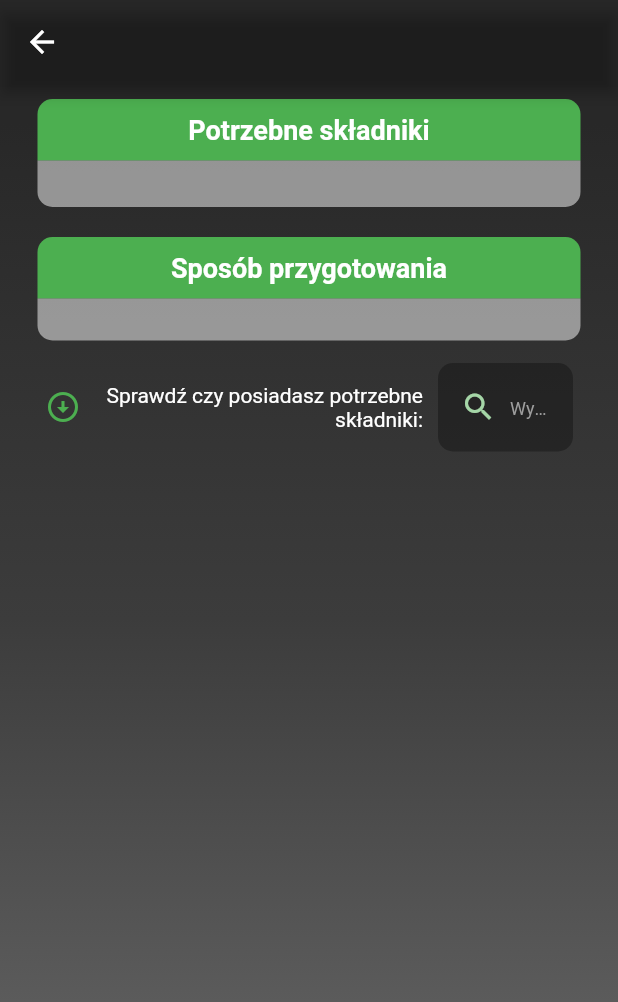
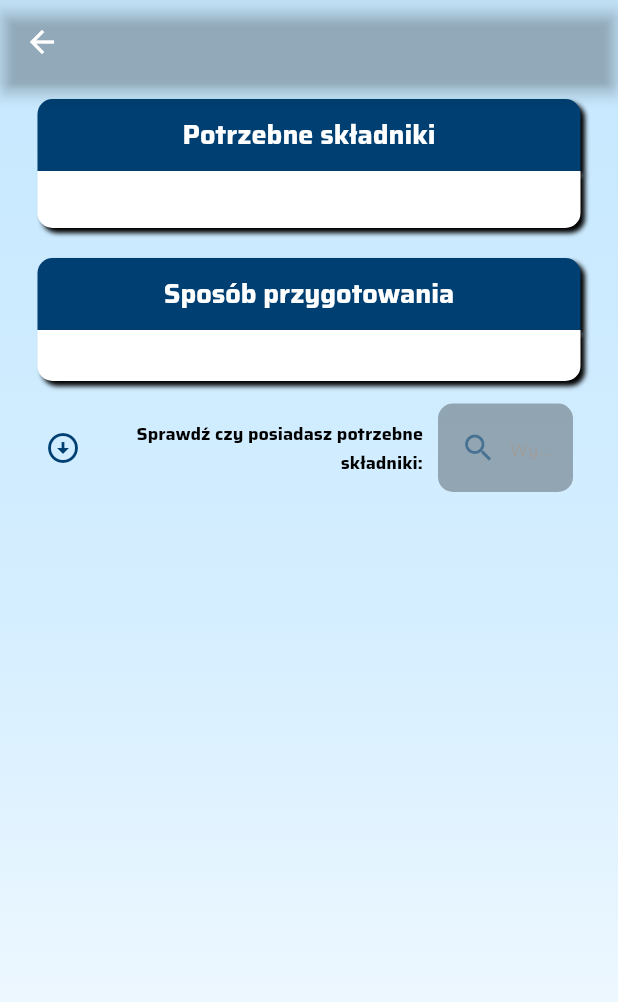
Before and after one commit to sebastiangirsza/ShopListApp, a Flutter app: the RecipeDatails screen opened directly with empty values, on a phone screen of 412 x 824 dp. Shown: the top 1002 px of the screen. Run offline on Flutter 3.47's test engine with Material 2 defaults, Android fonts, the phone set to English and light mode, and no system bars; our stand-ins replace cloud_firestore, file_picker, firebase_auth, firebase_core, firebase_storage, flutter_bloc and 3 more; accounts and stored records are empty.

```diff
--- a/lib/app/home/pages/recipes/pages/recipe_details/recipe_details.dart
+++ b/lib/app/home/pages/recipes/pages/recipe_details/recipe_details.dart
@@ -20,7 +20,6 @@ class RecipeDatails extends StatefulWidget {
 }
 
 class _RecipeDatailsState extends State<RecipeDatails> {
-  // final storage = Storage();
   String searchKey = '';
   @override
   Widget build(BuildContext context) {
@@ -31,10 +30,10 @@ class _RecipeDatailsState extends State<RecipeDatails> {
           end: Alignment.bottomCenter,
           stops: [0.1, 0.5, 0.7, 0.9],
           colors: [
-            Color.fromARGB(255, 40, 40, 40),
-            Color.fromARGB(255, 60, 60, 60),
-            Color.fromARGB(255, 80, 80, 80),
-            Color.fromARGB(255, 100, 100, 100),
+            Color.fromARGB(255, 200, 233, 255),
+            Color.fromARGB(255, 213, 238, 255),
+            Color.fromARGB(255, 228, 244, 255),
+            Color.fromARGB(255, 244, 250, 255),
           ],
         ),
       ),
@@ -57,32 +56,46 @@ class _RecipeDatailsState extends State<RecipeDatails> {
                   borderRadius: BorderRadius.only(
                       topLeft: Radius.circular(10),
                       topRight: Radius.circular(10)),
-                  color: Colors.green,
+                  color: Color.fromARGB(255, 0, 63, 114),
+                  boxShadow: <BoxShadow>[
+                    BoxShadow(
+                      color: Colors.black,
+                      blurRadius: 2,
+                      offset: Offset(3, 3),
+                    )
+                  ],
                 ),
                 margin: const EdgeInsets.only(left: 10, right: 10, top: 10),
                 padding:
                     const EdgeInsets.symmetric(horizontal: 25, vertical: 10),
-                child: const Center(
+                child: Center(
                   child: Text('Potrzebne składniki',
-                      style: TextStyle(
+                      style: GoogleFonts.getFont('Saira',
                           color: Colors.white,
                           fontSize: 18,
                           fontWeight: FontWeight.bold)),
                 ),
               ),
               Container(
-                decoration: BoxDecoration(
-                  borderRadius: const BorderRadius.only(
+                decoration: const BoxDecoration(
+                  borderRadius: BorderRadius.only(
                       bottomLeft: Radius.circular(10),
                       bottomRight: Radius.circular(10)),
-                  color: Colors.white.withOpacity(0.5),
+                  color: Colors.white,
+                  boxShadow: <BoxShadow>[
+                    BoxShadow(
+                      color: Colors.black,
+                      blurRadius: 2,
+                      offset: Offset(3, 3),
+                    )
+                  ],
                 ),
                 margin: const EdgeInsets.only(left: 10, right: 10, bottom: 10),
                 padding:
                     const EdgeInsets.symmetric(horizontal: 25, vertical: 5),
                 child: Text(widget.recipesModel.recipesProductName,
-                    style: const TextStyle(
-                        color: Colors.white,
+                    style: GoogleFonts.getFont('Saira',
+                        color: Colors.black,
                         fontSize: 18,
                         fontWeight: FontWeight.bold)),
               ),
@@ -91,33 +104,47 @@ class _RecipeDatailsState extends State<RecipeDatails> {
                   borderRadius: BorderRadius.only(
                       topLeft: Radius.circular(10),
                       topRight: Radius.circular(10)),
-                  color: Colors.green,
+                  color: Color.fromARGB(255, 0, 63, 114),
+                  boxShadow: <BoxShadow>[
+                    BoxShadow(
+                      color: Colors.black,
+                      blurRadius: 2,
+                      offset: Offset(3, 3),
+                    )
+                  ],
                 ),
                 margin: const EdgeInsets.only(left: 10, right: 10, top: 10),
                 padding:
                     const EdgeInsets.symmetric(horizontal: 25, vertical: 10),
-                child: const Center(
+                child: Center(
                   child: Text('Sposób przygotowania',
-                      style: TextStyle(
+                      style: GoogleFonts.getFont('Saira',
                           color: Colors.white,
                           fontSize: 18,
                           fontWeight: FontWeight.bold)),
                 ),
               ),
               Container(
-                decoration: BoxDecoration(
-                  borderRadius: const BorderRadius.only(
+                decoration: const BoxDecoration(
+                  borderRadius: BorderRadius.only(
                       bottomLeft: Radius.circular(10),
                       bottomRight: Radius.circular(10)),
-                  color: Colors.white.withOpacity(0.5),
+                  color: Colors.white,
+                  boxShadow: <BoxShadow>[
+                    BoxShadow(
+                      color: Colors.black,
+                      blurRadius: 2,
+                      offset: Offset(3, 3),
+                    )
+                  ],
                 ),
                 margin: const EdgeInsets.only(left: 10, right: 10, bottom: 10),
                 padding:
                     const EdgeInsets.symmetric(horizontal: 15, vertical: 5),
                 child: Text(widget.recipesModel.recipesMakeing,
                     textAlign: TextAlign.justify,
-                    style: const TextStyle(
-                        color: Colors.white,
+                    style: GoogleFonts.getFont('Saira',
+                        color: Colors.black,
                         fontSize: 15,
                         fontWeight: FontWeight.bold)),
               ),
@@ -129,16 +156,20 @@ class _RecipeDatailsState extends State<RecipeDatails> {
                   children: [
                     const Icon(
                       Icons.arrow_circle_down_outlined,
-                      color: Colors.green,
+                      color: Color.fromARGB(255, 0, 63, 114),
                     ),
                     Flexible(
                       flex: 1,
                       child: Row(
                         mainAxisAlignment: MainAxisAlignment.spaceBetween,
                         children: [
-                          const Flexible(
+                          Flexible(
                             child: Text(
                               'Sprawdź czy posiadasz potrzebne składniki:',
+                              style: GoogleFonts.getFont('Saira',
+                                  fontSize: 12,
+                                  color: Colors.black,
+                                  fontWeight: FontWeight.bold),
                               textAlign: TextAlign.end,
                             ),
                           ),
@@ -156,14 +187,16 @@ class _RecipeDatailsState extends State<RecipeDatails> {
                                       borderRadius: BorderRadius.circular(10),
                                       borderSide: BorderSide.none),
                                   hintText: 'Wyszukaj potrzebne produkty',
-                                  hintStyle: const TextStyle(
+                                  hintStyle: GoogleFonts.getFont('Saira',
                                       color: Colors.grey, fontSize: 12),
                                   prefixIcon: Container(
                                     padding: const EdgeInsets.all(15),
                                     width: 18,
                                     child: Icon(
                                       Icons.search,
-                                      color: Colors.green.shade200,
+                                      color:
+                                          const Color.fromARGB(255, 0, 63, 114)
+                                              .withOpacity(0.5),
                                     ),
                                   )),
                               onChanged: (value) {
@@ -176,60 +209,6 @@ class _RecipeDatailsState extends State<RecipeDatails> {
                         ],
                       ),
                     ),
-                    // BlocProvider(
-                    //   create: (context) => RecipesImagesCubit()
-                    //     ..downloadURL('Screenshot_20221016-175440.jpg'),
-                    //   child:
-                    //       BlocBuilder<RecipesImagesCubit, RecipesImagesState>(
-                    //     builder: (context, state) {
-                    //       final image = state.downloadURL;
-                    //       return ListView(shrinkWrap: true, children: [
-                    //         Image.network(image, fit: BoxFit.cover),
-                    //       ]);
-                    //     },
-                    //   ),
-                    // ),
-                    // FutureBuilder(
-                    //     future: storage
-                    //         .downloadURL('Screenshot_20221016-175440.jpg'),
-                    //     builder: (BuildContext context,
-                    //         AsyncSnapshot<String> snapshots) {
-                    //       if (snapshots.connectionState ==
-                    //               ConnectionState.done &&
-                    //           snapshots.hasData) {
-                    //         return Container(
-                    //           height: 100,
-                    //           child: Image.network(
-                    //             snapshots.data!,
-                    //             fit: BoxFit.cover,
-                    //           ),
-                    //         );
-                    //       }
-                    //       if (snapshots.connectionState ==
-                    //               ConnectionState.waiting ||
-                    //           !snapshots.hasData) {
-                    //         return const CircularProgressIndicator();
-                    //       }
-                    //       return Container();
-                    //     }),
-                    // Container(
-                    //   height: 50,
-                    //   width: 50,
-                    //   margin: const EdgeInsets.symmetric(horizontal: 10),
-                    //   child: ClipRRect(
-                    //     borderRadius: BorderRadius.circular(100.0),
-                    //     child: Container(
-                    //       decoration: const BoxDecoration(
-                    //         boxShadow: <BoxShadow>[
-                    //           BoxShadow(color: Colors.white, blurRadius: 15)
-                    //         ],
-                    //       ),
-                    //       child: Image.asset(
-                    //         'images/icon/list_search_icon.png',
-                    //       ),
-                    //     ),
-                    //   ),
-                    // ),
                   ],
                 ),
               ),
@@ -269,12 +248,32 @@ class _SearchResults extends StatelessWidget {
                     Container(
                       padding: const EdgeInsets.symmetric(
                           vertical: 5, horizontal: 15),
-                      color: Colors.grey,
+                      decoration: const BoxDecoration(
+                        color: Color.fromARGB(255, 255, 255, 255),
+                        boxShadow: <BoxShadow>[
+                          BoxShadow(
+                            color: Colors.black,
+                            blurRadius: 2,
+                            offset: Offset(3, 3),
+                          )
+                        ],
+                        borderRadius: BorderRadius.all(Radius.circular(10)),
+                      ),
                       child: Row(
                         mainAxisAlignment: MainAxisAlignment.spaceBetween,
                         children: [
-                          Text(purchasedProduct.purchasedProductName),
-                          Text(purchasedProduct.storageName),
+                          Text(
+                            purchasedProduct.purchasedProductName,
+                            style: GoogleFonts.getFont('Saira',
+                                color: Colors.black,
+                                fontWeight: FontWeight.bold),
+                          ),
+                          Text(
+                            purchasedProduct.storageName,
+                            style: GoogleFonts.getFont('Saira',
+                                color: Colors.black,
+                                fontWeight: FontWeight.bold),
+                          ),
                         ],
                       ),
                     ),
--- a/lib/app/home/pages/shop_list/shop_list/floating_action_button_widget.dart
+++ b/lib/app/home/pages/shop_list/shop_list/floating_action_button_widget.dart
@@ -48,7 +48,7 @@ class _FloatingActionButtonWidgetState
                   content: SizedBox(
                     height: 270,
                     child: ListView(
-                      physics: const ClampingScrollPhysics(),
+                      physics: const NeverScrollableScrollPhysics(),
                       children: [
                         Text(
                           style: GoogleFonts.getFont('Saira',
```
Also changed, not shown: lib/app/home/pages/shop_list/shop_list/list_of_product_group/products_dismissible/one_product/add_to_storage_alert_dialog_widget.dart (+10 -3 lines), lib/app/my_app.dart (+41 -17 lines), images/icons/bread_icon.svg, images/icons/chemistry_icon.svg, images/icons/dairy_icon.svg, images/icons/dry_products_icon.svg, images/icons/fruits_icon.svg, images/icons/meat_icon.svg, images/icons/other_icon.svg, images/icons/vegetable_icon.svg.
